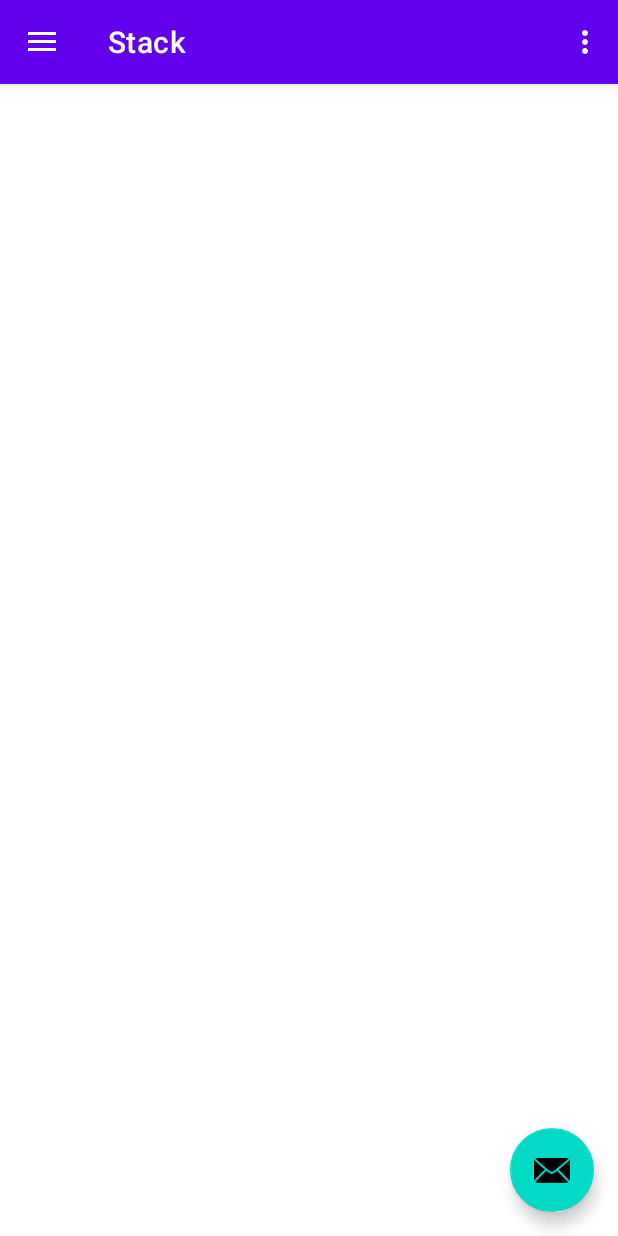
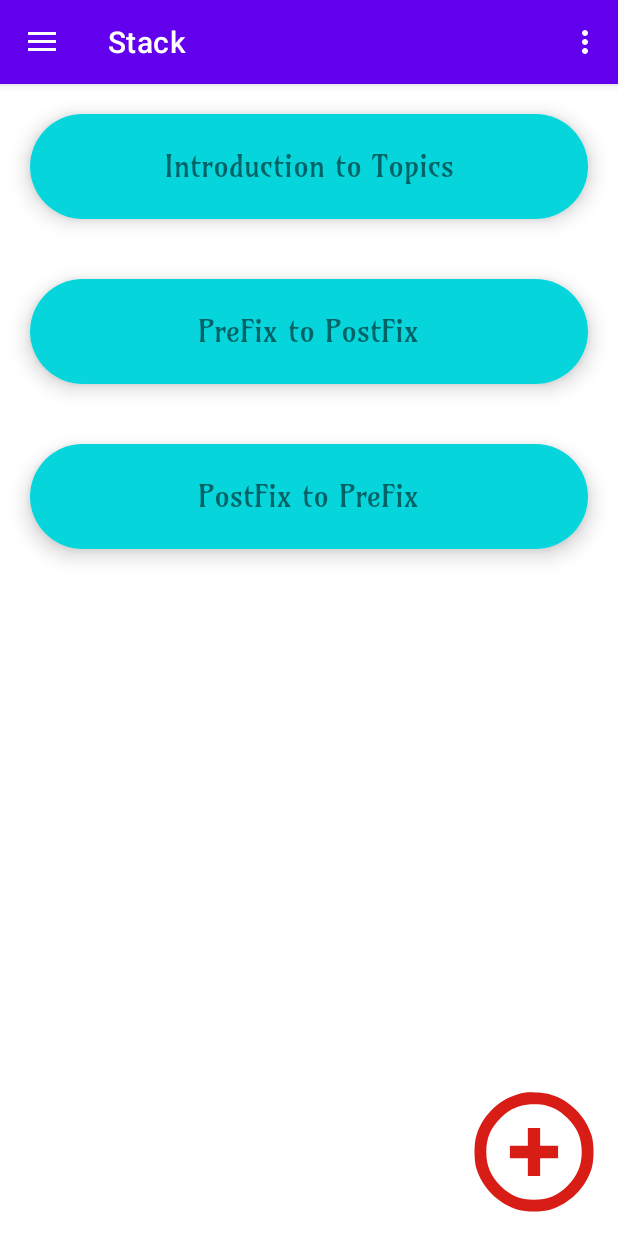
Before and after one commit to Sahil-2003/My-Notes, an Android app: the screen it shows after launch (MainActivity), in the side drawer, after a tap on "Stack", on a phone screen of 412 x 824 dp. Run offline under Robolectric (Android 15) with nearby library versions, the phone set to English and light mode, and no system bars; our stand-ins replace navigation-ui.

Commit message:
Stack Content added

```diff
--- /dev/null
+++ b/app/src/main/java/com/example/mynotes/Adapters/StackAdapter.java
@@ -0,0 +1,66 @@
+package com.example.mynotes.Adapters;
+
+import android.content.Context;
+import android.view.LayoutInflater;
+import android.view.View;
+import android.view.ViewGroup;
+import android.widget.Toast;
+
+import androidx.annotation.NonNull;
+import androidx.recyclerview.widget.RecyclerView;
+
+import com.example.mynotes.Models.PDFTopics;
+import com.example.mynotes.R;
+import com.example.mynotes.databinding.FragmentStackBinding;
+import com.example.mynotes.databinding.StackContentsBinding;
+
+import java.util.ArrayList;
+
+public class StackAdapter extends RecyclerView.Adapter<StackAdapter.ViewHolder>{
+
+    ArrayList<PDFTopics> stackList;
+    Context context;
+
+    public StackAdapter(){}
+
+    public StackAdapter(ArrayList<PDFTopics> stackList, Context context) {
+        this.stackList = stackList;
+        this.context = context;
+    }
+
+    @NonNull
+    @Override
+    public ViewHolder onCreateViewHolder(@NonNull ViewGroup parent, int viewType) {
+        LayoutInflater layoutInflater = LayoutInflater.from(context);
+        View view = layoutInflater.inflate(R.layout.stack_contents, parent, false);
+
+        return new ViewHolder(view);
+    }
+
+    @Override
+    public void onBindViewHolder(@NonNull ViewHolder holder, int position) {
+        PDFTopics topics = stackList.get(position);
+        holder.binding.topics.setText(topics.getPdf_name());
+        holder.binding.pdfViewer.setOnClickListener(new View.OnClickListener() {
+            @Override
+            public void onClick(View view) {
+                Toast.makeText(context, topics.getPdf_name(), Toast.LENGTH_SHORT).show();
+            }
+        });
+    }
+
+    @Override
+    public int getItemCount() {
+        return stackList.size();
+    }
+
+    static class ViewHolder extends RecyclerView.ViewHolder{
+
+        StackContentsBinding binding;
+        public ViewHolder(@NonNull View itemView) {
+            super(itemView);
+
+            binding = StackContentsBinding.bind(itemView);
+        }
+    }
+}
--- a/app/src/main/java/com/example/mynotes/MainActivity.java
+++ b/app/src/main/java/com/example/mynotes/MainActivity.java
@@ -29,19 +29,12 @@ public class MainActivity extends AppCompatActivity {
         setContentView(binding.getRoot());
 
         setSupportActionBar(binding.appBarMain.toolbar);
-        binding.appBarMain.fab.setOnClickListener(new View.OnClickListener() {
-            @Override
-            public void onClick(View view) {
-                Snackbar.make(view, "Replace with your own action", Snackbar.LENGTH_LONG)
-                        .setAction("Action", null).show();
-            }
-        });
         DrawerLayout drawer = binding.drawerLayout;
         NavigationView navigationView = binding.navView;
         // Passing each menu ID as a set of Ids because each
         // menu should be considered as top level destinations.
         mAppBarConfiguration = new AppBarConfiguration.Builder(
-                R.id.nav_home, R.id.nav_gallery, R.id.nav_slideshow, R.id.nav_array, R.id.nav_dp, R.id.nav_graph, R.id.nav_ll,
+                R.id.nav_home, R.id.nav_array, R.id.nav_dp, R.id.nav_graph, R.id.nav_ll,
                 R.id.nav_queue, R.id.nav_recursion, R.id.nav_strings, R.id.nav_trees , R.id.nav_stack)
                 .setOpenableLayout(drawer)
                 .build();
--- /dev/null
+++ b/app/src/main/java/com/example/mynotes/Models/PDFTopics.java
@@ -0,0 +1,19 @@
+package com.example.mynotes.Models;
+
+public class PDFTopics {
+    private String pdf_name;
+
+    public PDFTopics(){}
+
+    public PDFTopics(String pdf_name) {
+        this.pdf_name = pdf_name;
+    }
+
+    public String getPdf_name() {
+        return pdf_name;
+    }
+
+    public void setPdf_name(String pdf_name) {
+        this.pdf_name = pdf_name;
+    }
+}
--- a/app/src/main/java/com/example/mynotes/ui/stack/Stack.java
+++ b/app/src/main/java/com/example/mynotes/ui/stack/Stack.java
@@ -3,64 +3,65 @@ package com.example.mynotes.ui.stack;
 import android.os.Bundle;
 
 import androidx.fragment.app.Fragment;
+import androidx.recyclerview.widget.LinearLayoutManager;
+import androidx.recyclerview.widget.RecyclerView;
 
 import android.view.LayoutInflater;
 import android.view.View;
 import android.view.ViewGroup;
+import android.widget.Button;
+import android.widget.ImageView;
 
+import com.example.mynotes.Adapters.StackAdapter;
+import com.example.mynotes.Models.PDFTopics;
 import com.example.mynotes.R;
+import com.example.mynotes.databinding.FragmentStackBinding;
 
-/**
- * A simple {@link Fragment} subclass.
- * Use the {@link Stack#newInstance} factory method to
- * create an instance of this fragment.
- */
+import java.util.ArrayList;
+
 public class Stack extends Fragment {
 
-    // TODO: Rename parameter arguments, choose names that match
-    // the fragment initialization parameters, e.g. ARG_ITEM_NUMBER
-    private static final String ARG_PARAM1 = "param1";
-    private static final String ARG_PARAM2 = "param2";
-
-    // TODO: Rename and change types of parameters
-    private String mParam1;
-    private String mParam2;
+    private FragmentStackBinding binding;
+    ArrayList<PDFTopics> stackList;
 
     public Stack() {
         // Required empty public constructor
     }
-
-    /**
-     * Use this factory method to create a new instance of
-     * this fragment using the provided parameters.
-     *
-     * @param param1 Parameter 1.
-     * @param param2 Parameter 2.
-     * @return A new instance of fragment Stack.
-     */
-    // TODO: Rename and change types and number of parameters
-    public static Stack newInstance(String param1, String param2) {
-        Stack fragment = new Stack();
-        Bundle args = new Bundle();
-        args.putString(ARG_PARAM1, param1);
-        args.putString(ARG_PARAM2, param2);
-        fragment.setArguments(args);
-        return fragment;
-    }
-
     @Override
     public void onCreate(Bundle savedInstanceState) {
         super.onCreate(savedInstanceState);
-        if (getArguments() != null) {
-            mParam1 = getArguments().getString(ARG_PARAM1);
-            mParam2 = getArguments().getString(ARG_PARAM2);
-        }
     }
 
     @Override
     public View onCreateView(LayoutInflater inflater, ViewGroup container,
                              Bundle savedInstanceState) {
         // Inflate the layout for this fragment
-        return inflater.inflate(R.layout.fragment_stack, container, false);
+        binding = FragmentStackBinding.inflate(inflater, container, false);
+
+        final RecyclerView recyclerView = binding.recyclerView;
+        final ImageView add = binding.addButton;
+
+        add.setOnClickListener(new View.OnClickListener() {
+            @Override
+            public void onClick(View view) {
+
+            }
+        });
+
+        stackList = new ArrayList<>();
+        stackList.add(new PDFTopics("Introduction to Topics"));
+        stackList.add(new PDFTopics("PreFix to PostFix"));
+        stackList.add(new PDFTopics("PostFix to PreFix"));
+
+
+        StackAdapter stackAdapter = new StackAdapter(stackList, getContext());
+        LinearLayoutManager linearLayoutManager =new LinearLayoutManager(getContext());
+        recyclerView.setLayoutManager(linearLayoutManager);
+        recyclerView.setNestedScrollingEnabled(true);
+        recyclerView.setAdapter(stackAdapter);
+
+
+
+        return binding.getRoot();
     }
 }
--- /dev/null
+++ b/app/src/main/res/drawable/ic_add.xml
@@ -0,0 +1,14 @@
+<vector xmlns:android="http://schemas.android.com/apk/res/android"
+    android:width="127dp"
+    android:height="127dp"
+    android:viewportWidth="127"
+    android:viewportHeight="127">
+  <path
+      android:pathData="M54.5,0.6c-24.2,3.8 -45,22 -52.1,45.9 -2.5,8.2 -2.5,25.8 0,34 6.3,21 23.1,37.8 44.1,44.1 8.2,2.5 25.8,2.5 34,-0 21,-6.3 37.8,-23.1 44.1,-44.1 2.5,-8.2 2.5,-25.8 0,-34 -6.2,-20.8 -23.2,-37.9 -43.6,-43.9 -5.6,-1.7 -21,-2.8 -26.5,-2zM77.1,14.6c9,2.7 15,6.3 22,13.3 10.3,10.3 14.9,21.2 14.9,35.6 0,14.4 -4.6,25.3 -14.9,35.6 -10.3,10.3 -21.2,14.9 -35.6,14.9 -14.4,-0 -25.3,-4.6 -35.6,-14.9 -10.3,-10.3 -14.9,-21.2 -14.9,-35.6 0,-14.4 4.6,-25.3 14.9,-35.6 6.9,-6.9 12,-10.1 21.1,-13 7.1,-2.3 20.8,-2.5 28.1,-0.3z"
+      android:fillColor="#D81D17"
+      android:strokeColor="#00000000"/>
+  <path
+      android:pathData="M57,47.5l0,9.5 -9.5,-0 -9.5,-0 0,6.5 0,6.5 9.5,-0 9.5,-0 0,9.5 0,9.5 6.5,-0 6.5,-0 0,-9.5 0,-9.5 9.5,-0 9.5,-0 0,-6.5 0,-6.5 -9.5,-0 -9.5,-0 0,-9.5 0,-9.5 -6.5,-0 -6.5,-0 0,9.5z"
+      android:fillColor="#D81D17"
+      android:strokeColor="#00000000"/>
+</vector>
--- /dev/null
+++ b/app/src/main/res/drawable/topics_background.xml
@@ -0,0 +1,4 @@
+<?xml version="1.0" encoding="utf-8"?>
+<shape xmlns:android="http://schemas.android.com/apk/res/android" android:shape="rectangle">
+    <solid android:color="#06D5DC"/>
+</shape>
--- a/app/src/main/res/layout/app_bar_main.xml
+++ b/app/src/main/res/layout/app_bar_main.xml
@@ -22,13 +22,4 @@
 
     <include layout="@layout/content_main" />
 
-    <com.google.android.material.floatingactionbutton.FloatingActionButton
-        android:id="@+id/fab"
-        android:layout_width="wrap_content"
-        android:layout_height="wrap_content"
-        android:layout_gravity="bottom|end"
-        android:layout_marginEnd="@dimen/fab_margin"
-        android:layout_marginBottom="16dp"
-        app:srcCompat="@android:drawable/ic_dialog_email" />
-
 </androidx.coordinatorlayout.widget.CoordinatorLayout>
--- a/app/src/main/res/layout/fragment_stack.xml
+++ b/app/src/main/res/layout/fragment_stack.xml
@@ -1,10 +1,28 @@
 <?xml version="1.0" encoding="utf-8"?>
-<FrameLayout xmlns:android="http://schemas.android.com/apk/res/android"
+<androidx.constraintlayout.widget.ConstraintLayout xmlns:android="http://schemas.android.com/apk/res/android"
     xmlns:tools="http://schemas.android.com/tools"
     android:layout_width="match_parent"
     android:layout_height="match_parent"
+    xmlns:app="http://schemas.android.com/apk/res-auto"
     tools:context=".ui.stack.Stack">
 
+    <androidx.recyclerview.widget.RecyclerView
+        android:id="@+id/recyclerView"
+        android:layout_width="match_parent"
+        android:layout_height="match_parent"
+        app:layout_constraintTop_toTopOf="parent"
+        app:layout_constraintBottom_toBottomOf="parent"
+        app:layout_constraintLeft_toLeftOf="parent"
+        app:layout_constraintRight_toRightOf="parent"/>
 
+    <ImageView
+        android:id="@+id/addButton"
+        android:layout_width="80dp"
+        android:layout_height="80dp"
+        android:src="@drawable/ic_add"
+        app:layout_constraintBottom_toBottomOf="parent"
+        app:layout_constraintRight_toRightOf="parent"
+        android:layout_marginBottom="16dp"
+        android:layout_marginEnd="16dp" />
 
-</FrameLayout>
+</androidx.constraintlayout.widget.ConstraintLayout>
--- /dev/null
+++ b/app/src/main/res/layout/stack_contents.xml
@@ -0,0 +1,29 @@
+<?xml version="1.0" encoding="utf-8"?>
+<androidx.cardview.widget.CardView xmlns:android="http://schemas.android.com/apk/res/android"
+    android:layout_width="match_parent"
+    android:layout_height="70dp"
+    xmlns:app="http://schemas.android.com/apk/res-auto"
+    app:cardCornerRadius="200dp"
+    app:cardElevation="8dp"
+    android:layout_margin="20dp">
+
+    <RelativeLayout
+        android:id="@+id/pdf_viewer"
+        android:layout_width="match_parent"
+        android:layout_height="match_parent"
+        android:padding="15dp"
+        android:background="@drawable/topics_background">
+
+        <TextView
+            android:id="@+id/topics"
+            android:layout_width="wrap_content"
+            android:layout_height="wrap_content"
+            android:layout_centerHorizontal="true"
+            android:layout_centerVertical="true"
+            android:textSize="20sp"
+            android:fontFamily="@font/amarante"
+            android:text="@string/Intro" />
+
+    </RelativeLayout>
+
+</androidx.cardview.widget.CardView>
--- a/app/src/main/res/menu/activity_main_drawer.xml
+++ b/app/src/main/res/menu/activity_main_drawer.xml
@@ -8,14 +8,6 @@
             android:id="@+id/nav_home"
             android:icon="@drawable/ic_menu_camera"
             android:title="@string/menu_home" />
-        <item
-            android:id="@+id/nav_gallery"
-            android:icon="@drawable/ic_menu_gallery"
-            android:title="@string/menu_gallery" />
-        <item
-            android:id="@+id/nav_slideshow"
-            android:icon="@drawable/ic_menu_slideshow"
-            android:title="@string/menu_slideshow" />
 
         <item
             android:id="@+id/nav_stack"
--- a/app/src/main/res/navigation/mobile_navigation.xml
+++ b/app/src/main/res/navigation/mobile_navigation.xml
@@ -10,18 +10,6 @@
         android:name="com.example.mynotes.ui.home.HomeFragment"
         android:label="@string/menu_home"
         tools:layout="@layout/fragment_home" />
-
-    <fragment
-        android:id="@+id/nav_gallery"
-        android:name="com.example.mynotes.ui.gallery.GalleryFragment"
-        android:label="@string/menu_gallery"
-        tools:layout="@layout/fragment_gallery" />
-
-    <fragment
-        android:id="@+id/nav_slideshow"
-        android:name="com.example.mynotes.ui.slideshow.SlideshowFragment"
-        android:label="@string/menu_slideshow"
-        tools:layout="@layout/fragment_slideshow" />
 
     <fragment
         android:id="@+id/nav_stack"
--- a/app/src/main/res/values/strings.xml
+++ b/app/src/main/res/values/strings.xml
@@ -22,4 +22,6 @@
 
     <!-- TODO: Remove or change this placeholder text -->
     <string name="hello_blank_fragment">Hello blank fragment</string>
+    <string name="Add">+</string>
+    <string name="Intro">Introduction to Stack</string>
 </resources>
```
Also changed, not shown: app/src/main/res/font/amarante.ttf (added), app/src/main/res/font/amethysta.ttf (added).
